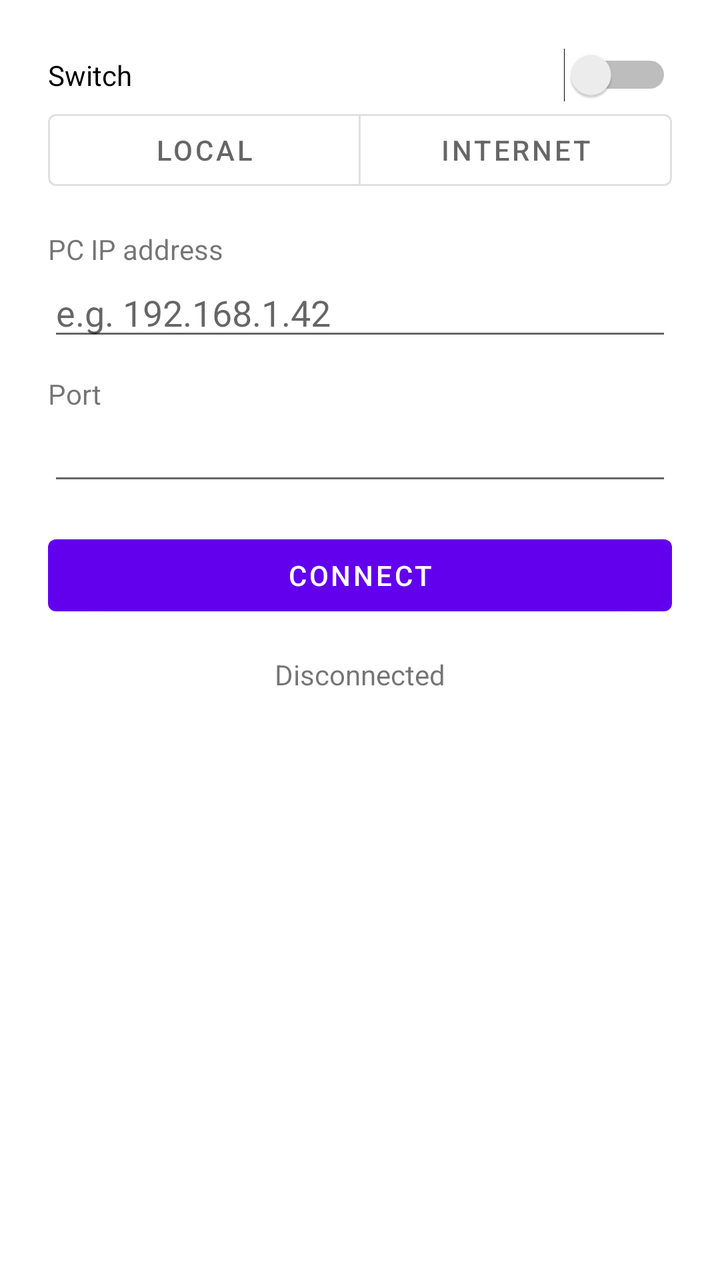
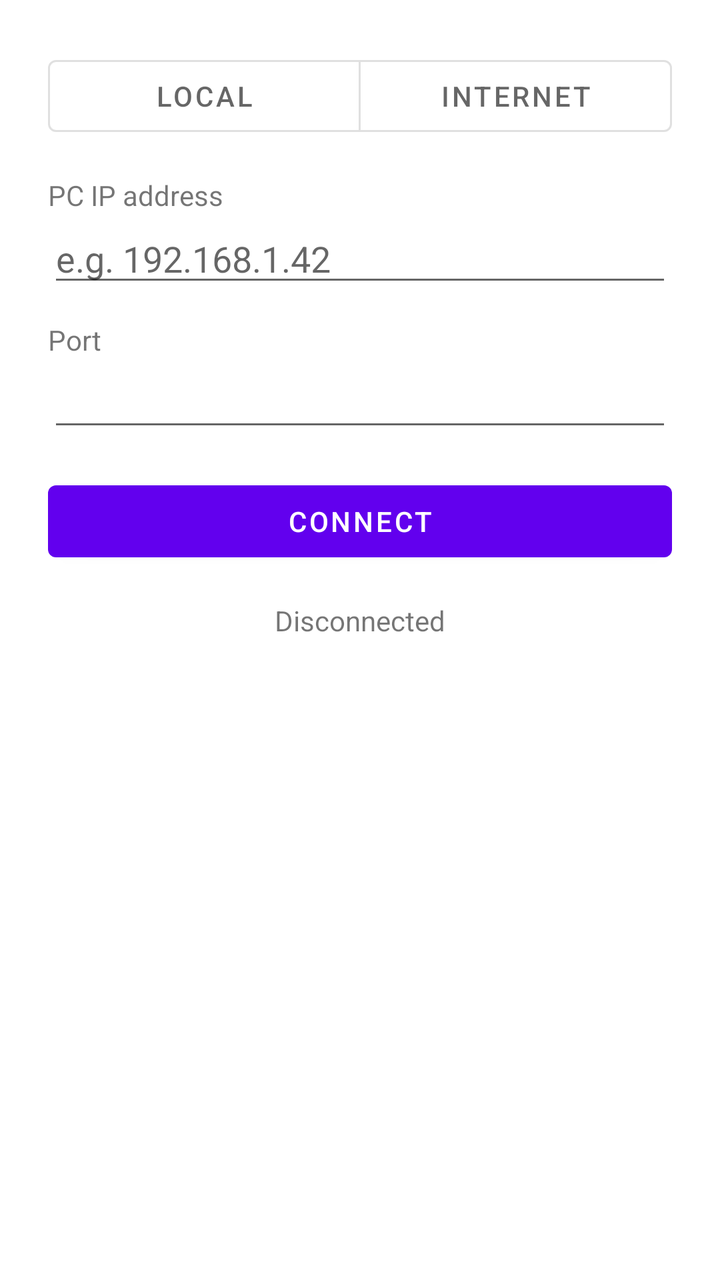

Two renders of the same Android screen: before a commit and after it. Below are the layout's source before the change and the commit's diff.
<!-- AndroidManifest.xml: application theme Theme.PhoneCursor -->
<!-- res/layout/activity_main.xml -->
<?xml version="1.0" encoding="utf-8"?>
<LinearLayout xmlns:android="http://schemas.android.com/apk/res/android"
    xmlns:app="http://schemas.android.com/apk/res-auto"
    android:layout_width="match_parent"
    android:layout_height="match_parent"
    android:orientation="vertical"
    android:padding="24dp">

    

    <LinearLayout
        android:id="@+id/connectionPanel"
        android:layout_width="match_parent"
        android:layout_height="wrap_content"
        android:orientation="vertical">

        <Switch
            android:id="@+id/switch1"
            android:layout_width="match_parent"
            android:layout_height="wrap_content"
            android:text="Switch" />

        <com.google.android.material.button.MaterialButtonToggleGroup
            android:id="@+id/connectionModeToggle"
            android:layout_width="match_parent"
            android:layout_height="wrap_content"
            app:singleSelection="true"
            app:selectionRequired="true">

            <Button
                style="?attr/materialButtonOutlinedStyle"
                android:layout_width="0dp"
                android:layout_height="wrap_content"
                android:layout_weight="1"
                android:checked="true"
                android:text="@string/mode_local" />

            <Button
                android:id="@+id/internetModeButton"
                style="?attr/materialButtonOutlinedStyle"
                android:layout_width="0dp"
                android:layout_height="wrap_content"
                android:layout_weight="1"
                android:text="@string/mode_internet" />

        </com.google.android.material.button.MaterialButtonToggleGroup>

        <LinearLayout
            android:id="@+id/localFields"
            android:layout_width="match_parent"
            android:layout_height="wrap_content"
            android:layout_marginTop="16dp"
            android:orientation="vertical">

            <TextView
                android:layout_width="wrap_content"
                android:layout_height="wrap_content"
                android:text="@string/label_ip" />

            <EditText
                android:id="@+id/ipInput"
                android:layout_width="match_parent"
                android:layout_height="wrap_content"
                android:autofillHints=""
                android:hint="@string/hint_ip"
                android:inputType="text" />

            <TextView
                android:layout_width="wrap_content"
                android:layout_height="wrap_content"
                android:layout_marginTop="12dp"
                android:text="@string/label_port" />

            <EditText
                android:id="@+id/portInput"
                android:layout_width="match_parent"
                android:layout_height="wrap_content"
                android:autofillHints=""
                android:inputType="number" />

        </LinearLayout>

        <LinearLayout
            android:id="@+id/internetFields"
            android:layout_width="match_parent"
            android:layout_height="wrap_content"
            android:layout_marginTop="16dp"
            android:orientation="vertical"
            android:visibility="gone">

            <TextView
                android:layout_width="wrap_content"
                android:layout_height="wrap_content"
                android:text="@string/label_pairing_code" />

            <EditText
                android:id="@+id/pairingCodeInput"
                android:layout_width="match_parent"
                android:layout_height="wrap_content"
                android:autofillHints=""
                android:hint="@string/hint_pairing_code"
                android:inputType="number" />

        </LinearLayout>

        <Button
            android:id="@+id/connectButton"
            android:layout_width="match_parent"
            android:layout_height="wrap_content"
            android:layout_marginTop="16dp"
            android:text="@string/button_connect" />

    </LinearLayout>

    
    <LinearLayout
        android:id="@+id/confirmationPanel"
        android:layout_width="match_parent"
        android:layout_height="wrap_content"
        android:orientation="vertical"
        android:visibility="gone">

        <TextView
            android:id="@+id/confirmationCodeText"
            android:layout_width="match_parent"
            android:layout_height="wrap_content"
            android:layout_marginTop="24dp"
            android:gravity="center"
            android:textSize="40sp" />

        <TextView
            android:layout_width="match_parent"
            android:layout_height="wrap_content"
            android:layout_marginTop="8dp"
            android:gravity="center"
            android:text="@string/text_confirmation_instructions" />

        <Button
            android:id="@+id/cancelConnectionButton"
            android:layout_width="match_parent"
            android:layout_height="wrap_content"
            android:layout_marginTop="16dp"
            android:text="@string/button_cancel" />

    </LinearLayout>

    <TextView
        android:id="@+id/statusText"
        android:layout_width="match_parent"
        android:layout_height="wrap_content"
        android:layout_marginTop="16dp"
        android:gravity="center"
        android:text="@string/status_disconnected" />

    
    <LinearLayout
        android:id="@+id/controlsPanel"
        android:layout_width="match_parent"
        android:layout_height="0dp"
        android:layout_weight="1"
        android:orientation="vertical"
        android:visibility="gone">

        <LinearLayout
            android:layout_width="match_parent"
            android:layout_height="0dp"
            android:layout_marginTop="24dp"
            android:layout_weight="1"
            android:orientation="horizontal">

            <Button
                android:id="@+id/leftClickButton"
                android:layout_width="0dp"
                android:layout_height="match_parent"
                android:layout_marginEnd="8dp"
                android:layout_weight="1"
                android:backgroundTint="@color/click_left"
                android:text="@string/button_left_click"
                android:textColor="@color/white" />

            <Button
                android:id="@+id/rightClickButton"
                android:layout_width="0dp"
                android:layout_height="match_parent"
                android:layout_marginStart="8dp"
                android:layout_weight="1"
                android:backgroundTint="@color/click_right"
                android:text="@string/button_right_click"
                android:textColor="@color/white" />

        </LinearLayout>

        <Button
            android:id="@+id/keyboardButton"
            android:layout_width="match_parent"
            android:layout_height="wrap_content"
            android:layout_marginTop="16dp"
            android:text="@string/button_keyboard" />

        <Button
            android:id="@+id/recalibrateButton"
            android:layout_width="match_parent"
            android:layout_height="wrap_content"
            android:layout_marginTop="16dp"
            android:text="@string/button_recalibrate" />

        <TextView
            android:layout_width="match_parent"
            android:layout_height="wrap_content"
            android:layout_marginTop="4dp"
            android:gravity="center"
            android:text="@string/hint_recalibrate"
            android:textSize="12sp" />

        <TextView
            android:id="@+id/maxYawLabel"
            android:layout_width="match_parent"
            android:layout_height="wrap_content"
            android:layout_marginTop="16dp" />

        <com.google.android.material.slider.Slider
            android:id="@+id/maxYawSlider"
            android:layout_width="match_parent"
            android:layout_height="wrap_content" />

        <TextView
            android:id="@+id/maxPitchLabel"
            android:layout_width="match_parent"
            android:layout_height="wrap_content"
            android:layout_marginTop="8dp" />

        <com.google.android.material.slider.Slider
            android:id="@+id/maxPitchSlider"
            android:layout_width="match_parent"
            android:layout_height="wrap_content" />

        <com.google.android.material.checkbox.MaterialCheckBox
            android:id="@+id/invertYawCheckbox"
            android:layout_width="match_parent"
            android:layout_height="wrap_content"
            android:layout_marginTop="8dp"
            android:text="@string/checkbox_invert_yaw" />

        <com.google.android.material.checkbox.MaterialCheckBox
            android:id="@+id/invertPitchCheckbox"
            android:layout_width="match_parent"
            android:layout_height="wrap_content"
            android:text="@string/checkbox_invert_pitch" />

        <Button
            android:id="@+id/disconnectButton"
            android:layout_width="match_parent"
            android:layout_height="wrap_content"
            android:layout_marginTop="16dp"
            android:text="@string/button_disconnect" />

    </LinearLayout>

    
    <EditText
        android:id="@+id/hiddenKeyboardInput"
        android:layout_width="1dp"
        android:layout_height="1dp"
        android:alpha="0.01"
        android:contentDescription="@string/hidden_keyboard_input_description"
        android:importantForAutofill="no"
        android:inputType="text" />

</LinearLayout>
<!-- resources referenced by this layout -->
<resources>
  <color name="click_left">#2196F3</color>
  <color name="click_right">#F44336</color>
  <color name="white">#FFFFFFFF</color>
  <string name="button_cancel">Cancel</string>
  <string name="button_connect">Connect</string>
  <string name="button_disconnect">Disconnect</string>
  <string name="button_keyboard">Keyboard</string>
  <string name="button_left_click">Left Click</string>
  <string name="button_recalibrate">Recalibrate</string>
  <string name="button_right_click">Right Click</string>
  <string name="checkbox_invert_pitch">Invert Pitch</string>
  <string name="checkbox_invert_yaw">Invert Yaw</string>
  <string name="hidden_keyboard_input_description">Hidden field used to capture keyboard input</string>
  <string name="hint_ip">e.g. 192.168.1.42</string>
  <string name="hint_pairing_code">Code shown on the desktop</string>
  <string name="hint_recalibrate">Lay phone flat, screen up, top edge pointed at the screen, then tap Recalibrate</string>
  <string name="label_ip">PC IP address</string>
  <string name="label_pairing_code">Pairing code</string>
  <string name="label_port">Port</string>
  <string name="mode_internet">Internet</string>
  <string name="mode_local">Local</string>
  <string name="status_disconnected">Disconnected</string>
  <string name="text_confirmation_instructions">Compare this code with the one shown on the desktop, then accept it there.</string>
  <style name="Theme.PhoneCursor" parent="Theme.MaterialComponents.DayNight.DarkActionBar">
          
          <item name="colorPrimary">@color/purple_500</item>
          <item name="colorPrimaryVariant">@color/purple_700</item>
          <item name="colorOnPrimary">@color/white</item>
          
          <item name="colorSecondary">@color/teal_200</item>
          <item name="colorSecondaryVariant">@color/teal_700</item>
          <item name="colorOnSecondary">@color/black</item>
          
          <item name="android:statusBarColor">?attr/colorPrimaryVariant</item>
          
          <item name="windowActionBar">false</item>
          <item name="windowNoTitle">true</item>
      </style>
  <color name="purple_500">#FF6200EE</color>
  <color name="purple_700">#FF3700B3</color>
  <color name="teal_200">#FF03DAC5</color>
  <color name="teal_700">#FF018786</color>
  <color name="black">#FF000000</color>
</resources>

<!-- the commit's change to res/layout/activity_main.xml (unified diff, before → after) -->
@@ -13,12 +13,6 @@
         android:layout_width="match_parent"
         android:layout_height="wrap_content"
         android:orientation="vertical">
-
-        <Switch
-            android:id="@+id/switch1"
-            android:layout_width="match_parent"
-            android:layout_height="wrap_content"
-            android:text="Switch" />
 
         <com.google.android.material.button.MaterialButtonToggleGroup
             android:id="@+id/connectionModeToggle"
